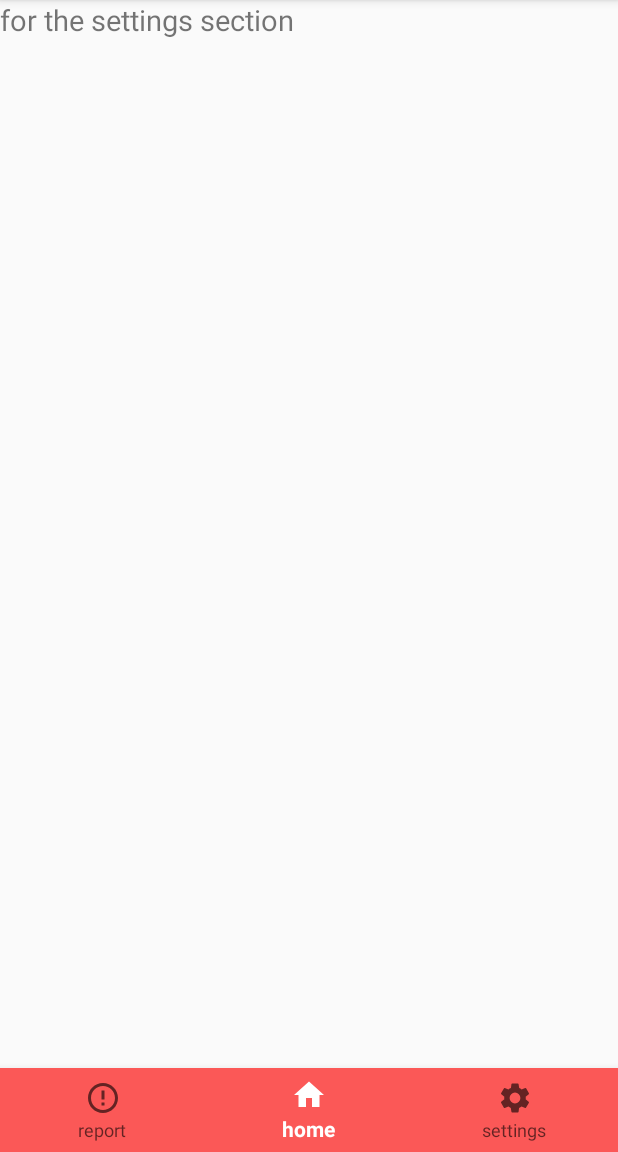
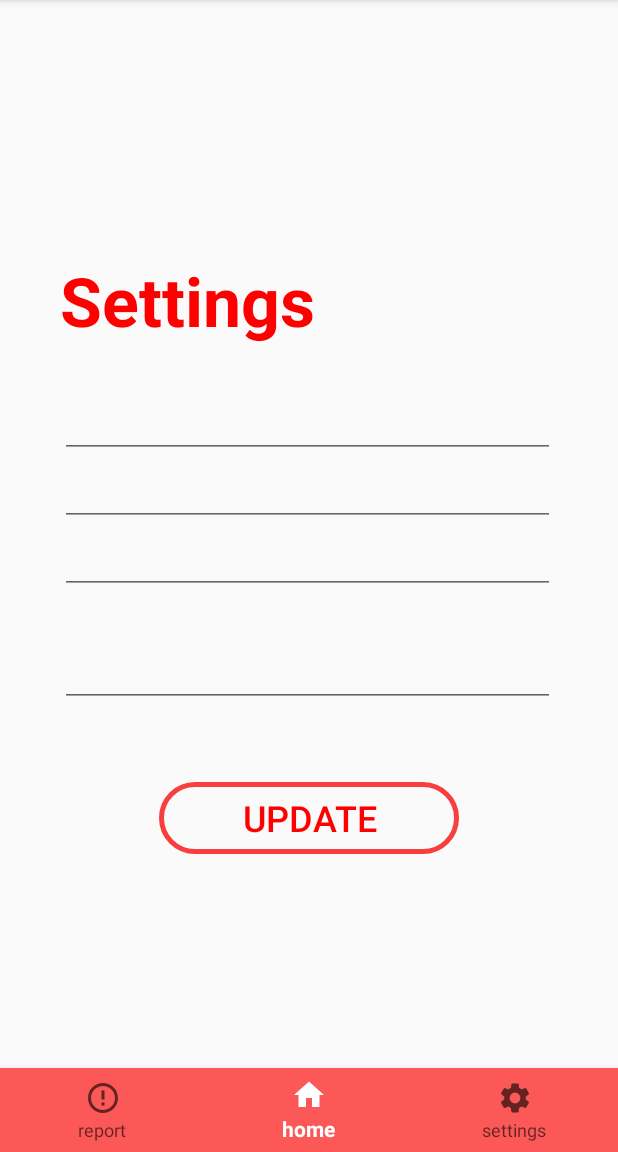
Before and after one commit to Farhad-Uz-Zaman/womanSafetyApp, an Android app: the fragment settings placed in its activity, on a phone screen of 412 x 824 dp, the part 84-1236 px from its top. Run offline under Robolectric (Android 15) with nearby library versions, the phone set to English and light mode, and no system bars; our stand-ins replace Firebase (no records; nobody signed in at launch, a user with empty details on screens opened directly).

Commit message:
Settings crashing

```diff
--- a/app/src/main/java/com/example/womansafetyapp/User.java
+++ b/app/src/main/java/com/example/womansafetyapp/User.java
@@ -2,20 +2,20 @@ package com.example.womansafetyapp;
 
 public class User {
 
-   public String Name,Username,Mail,Address,Phone,Contact;
+   public String Name,Username,Mail,Address,Phone;
    public boolean loginState=false;
 
    public User(){
 
    }
 
-   public User(String Name,String Username,String Mail,String Address,String Phone,String Contact){
+   public User(String Name,String Username,String Mail,String Address,String Phone){
        this.Name=Name;
        this.Username=Username;
        this.Mail=Mail;
        this.Address=Address;
        this.Phone=Phone;
-       this.Contact=Contact;
+
 
    }
 
--- a/app/src/main/java/com/example/womansafetyapp/UserInfo.java
+++ b/app/src/main/java/com/example/womansafetyapp/UserInfo.java
@@ -2,19 +2,19 @@ package com.example.womansafetyapp;
 
 public class UserInfo {
 
-    public String Name,Username,Mail,Address,Phone,Contact;
+    public String Name,Username,Mail,Address,Phone;
 
     public UserInfo(){
 
     }
 
-    public UserInfo(String Name,String Username,String Mail,String Address,String Phone,String Contact){
+    public UserInfo(String Name,String Username,String Mail,String Address,String Phone){
         this.Name=Name;
         this.Username=Username;
         this.Mail=Mail;
         this.Address=Address;
         this.Phone=Phone;
-        this.Contact=Contact;
+
 
     }
 
--- a/app/src/main/java/com/example/womansafetyapp/loginActivity.java
+++ b/app/src/main/java/com/example/womansafetyapp/loginActivity.java
@@ -37,8 +37,6 @@ public class loginActivity extends AppCompatActivity {
     protected void onCreate(Bundle savedInstanceState) {
         super.onCreate(savedInstanceState);
         setContentView(R.layout.activity_login);
-
-
 
 
         email=(EditText)findViewById(R.id.email);
@@ -102,7 +100,6 @@ public class loginActivity extends AppCompatActivity {
                                             intent.putExtra("USERNAME", userinfo.Username);
                                             intent.putExtra("EMAIL", userinfo.Mail);
                                             intent.putExtra("PHONE", userinfo.Phone);
-                                            intent.putExtra("CONTACT", userinfo.Contact);
                                             intent.putExtra("ADDRESS", userinfo.Address);
                                             startActivity(intent);
                                             finish();
--- a/app/src/main/java/com/example/womansafetyapp/profile.java
+++ b/app/src/main/java/com/example/womansafetyapp/profile.java
@@ -46,9 +46,8 @@ public class profile extends Fragment {
     TextView mail;
     TextView phone;
     TextView address;
-    TextView contact;
     ImageView image;
-    String name_string,username_string,mail_string,phone_string,contact_string,address_string;
+    String name_string,username_string,mail_string,phone_string,address_string;
     public final int TAKE_IMAGE_CODE= 10001;
 
     public profile() {
@@ -67,7 +66,6 @@ public class profile extends Fragment {
         username=(TextView)view.findViewById(R.id.username);
         mail=(TextView)view.findViewById(R.id.mail);
         phone=(TextView)view.findViewById(R.id.phone);
-        //contact=(TextView)view.findViewById(R.id.contact);
         address=(TextView)view.findViewById(R.id.address);
         image=(ImageView)view.findViewById(R.id.image);
 
@@ -82,13 +80,13 @@ public class profile extends Fragment {
 
         }
 
+
         Bundle bundle= getActivity().getIntent().getExtras();
         if(bundle!=null){
             name_string = bundle.getString("NAME");
             username_string = bundle.getString("USERNAME");
             mail_string = bundle.getString("EMAIL");
             phone_string = bundle.getString("PHONE");
-            contact_string=bundle.getString("CONTACT");
             address_string = bundle.getString("ADDRESS");
 
         }
--- a/app/src/main/java/com/example/womansafetyapp/settings.java
+++ b/app/src/main/java/com/example/womansafetyapp/settings.java
@@ -10,9 +10,15 @@ import android.view.LayoutInflater;
 import android.view.View;
 import android.view.ViewGroup;
 import android.widget.Button;
+import android.widget.EditText;
+import android.widget.ImageView;
+import android.widget.TextView;
 import android.widget.Toast;
 
 import com.google.firebase.auth.FirebaseAuth;
+import com.google.firebase.auth.FirebaseUser;
+import com.google.firebase.database.DatabaseReference;
+import com.google.firebase.database.FirebaseDatabase;
 
 
 /**
@@ -22,6 +28,15 @@ import com.google.firebase.auth.FirebaseAuth;
 public class settings extends Fragment implements View.OnClickListener {
 
     View view;
+
+    EditText name;
+    EditText username;
+    EditText phone;
+    EditText address;
+    Button update;
+
+    String name_string,username_string,phone_string,address_string;
+    DatabaseReference reference;
 
     public settings() {
         // Required empty public constructor
@@ -34,6 +49,34 @@ public class settings extends Fragment implements View.OnClickListener {
                              Bundle savedInstanceState) {
         // Inflate the layout for this fragment
         view=inflater.inflate(R.layout.fragment_settings, container, false);
+
+
+
+        name=(EditText) view.findViewById(R.id.name);
+        username=(EditText)view.findViewById(R.id.username);
+        phone=(EditText)view.findViewById(R.id.phone);
+        address=(EditText)view.findViewById(R.id.address);
+        update=(Button)view.findViewById(R.id.update);
+
+        reference= FirebaseDatabase.getInstance().getReference("Users");
+
+
+        Bundle bundle= getActivity().getIntent().getExtras();
+        if(bundle!=null){
+            name_string = bundle.getString("NAME");
+            username_string = bundle.getString("USERNAME");
+            phone_string = bundle.getString("PHONE");
+            address_string = bundle.getString("ADDRESS");
+
+        }
+
+        name.setText(name_string);
+        username.setText(username_string);
+        phone.setText(phone_string);
+        address.setText(address_string);
+
+
+
 
         return view;
     }
@@ -48,7 +91,52 @@ public class settings extends Fragment implements View.OnClickListener {
     }
 
 
+public void Update(View v){
+
+
+        if(isDataChanged()){
+
+            Toast.makeText(getActivity(),"Updated Successfully",Toast.LENGTH_SHORT).show();
+
+        }
+        else{
+
+            Toast.makeText(getActivity(),"Data is same",Toast.LENGTH_SHORT).show();
+
+        }
+
+
+}
+
+    private boolean isDataChanged() {
+
+        if(!name_string.equals(name.getText().toString())||!username_string.equals(username.getText().toString())||!phone_string.equals(phone.getText().toString())||!address_string.equals(address.getText().toString())){
 
 
 
+            String uid = FirebaseAuth.getInstance().getCurrentUser().getUid();
+            reference.child(uid).child("Name").setValue(name.getText().toString());
+            reference.child(uid).child("Username").setValue(username.getText().toString());
+            reference.child(uid).child("Phone").setValue(phone.getText().toString());
+            reference.child(uid).child("Address").setValue(address.getText().toString());
+
+            name_string=name.getText().toString();
+            username_string=username.getText().toString();
+            phone_string=phone.getText().toString();
+            address_string=address.getText().toString();
+
+
+            return true;
+
+
+        }
+
+        else{
+            return false;
+        }
+
+
+    }
+
+
 }
--- a/app/src/main/res/layout/fragment_settings.xml
+++ b/app/src/main/res/layout/fragment_settings.xml
@@ -6,18 +6,129 @@
     android:layout_height="match_parent"
     tools:context=".settings">
 
-    <!-- TODO: Update blank fragment layout -->
-    <TextView
-        android:id="@id/text"
+
+    <RelativeLayout
         android:layout_width="wrap_content"
         android:layout_height="wrap_content"
-        android:text="for the settings section"
-        android:textSize="19sp"
-        app:layout_constraintTop_toTopOf="parent"
-        app:layout_constraintBottom_toBottomOf="parent"
-        app:layout_constraintLeft_toLeftOf="parent"
-        app:layout_constraintRight_toRightOf="parent"
-        />
+         android:layout_marginTop="100dp">
+
+
+        <RelativeLayout
+            android:id="@+id/rlayout"
+            android:layout_width="500dp"
+            android:layout_height="60dp"
+            android:layout_marginTop="70dp"
+
+
+            >
+
+            <TextView
+                android:layout_width="wrap_content"
+                android:layout_height="wrap_content"
+                android:text="Settings"
+                android:layout_centerVertical="true"
+                android:layout_marginLeft="40dp"
+                android:textSize="45sp"
+                android:textStyle="bold"
+                android:textColor="#FF0000"
+                />
+
+
+        </RelativeLayout>
+
+
+        <EditText
+
+            android:id="@+id/name"
+            android:layout_width="330dp"
+            android:layout_height="wrap_content"
+            android:layout_marginRight="40dp"
+            android:layout_marginLeft="40dp"
+            android:textSize="18sp"
+            android:textStyle="bold"
+
+            android:textColorHint="#ff0000"
+            android:layout_below="@+id/rlayout"
+            android:layout_marginTop="30dp"
+
+
+            />
+        <EditText
+            android:id="@+id/username"
+            android:layout_width="330dp"
+            android:layout_height="wrap_content"
+            android:layout_below="@+id/name"
+            android:layout_marginRight="40dp"
+
+            android:textSize="18sp"
+            android:layout_marginLeft="40dp"
+            android:textStyle="bold"
+            android:textColorHint="#ff0000"
+
+            />
+
+
+
+        <EditText
+            android:id="@+id/phone"
+            android:layout_width="330dp"
+            android:layout_height="wrap_content"
+            android:layout_below="@+id/username"
+
+            android:textSize="18sp"
+            android:layout_marginRight="40dp"
+            android:textStyle="bold"
+            android:textColorHint="#ff0000"
+            android:layout_marginLeft="40dp"
+
+            />
+
+
+
+
+
+
+
+
+        <EditText
+            android:id="@+id/address"
+            android:layout_width="330dp"
+            android:layout_height="wrap_content"
+            android:layout_below="@+id/phone"
+
+            android:textSize="18sp"
+            android:layout_marginRight="40dp"
+            android:textStyle="bold"
+            android:textColorHint="#ff0000"
+            android:layout_marginLeft="40dp"
+            android:layout_marginTop="30dp"
+
+            />
+
+
+
+
+        <Button
+            android:id="@+id/update"
+            android:layout_width="200dp"
+            android:layout_height="wrap_content"
+            android:layout_below="@+id/address"
+            android:layout_centerHorizontal="true"
+            android:background="@drawable/custom_button"
+            android:layout_marginTop="50dp"
+            android:text="Update"
+            android:textSize="24sp"
+            android:textColor="#FF0000"
+            android:onClick="Update"
+
+
+
+
+
+            />
+
+
+    </RelativeLayout>
 
 
 
```
Also changed, not shown: app/src/main/java/com/example/womansafetyapp/SignupActivity.java (+4 -9 lines), app/src/main/res/layout/activity_signup.xml (+1 -13 lines).
